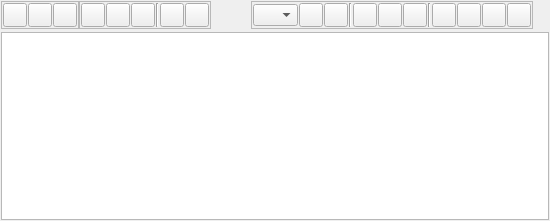
Old version of the form lib/qt/ui/textEditorWidget2.ui in the repository snaress/bank.
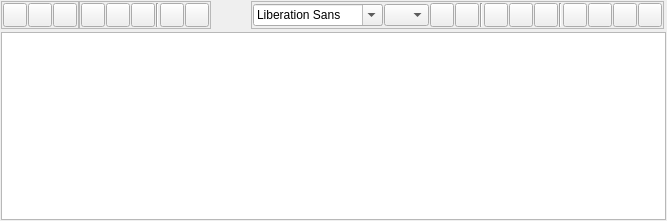
New version of the form.

Commit message: lib.qt.textEditor: Add font family option

Diff of the .ui file:
```diff
--- a/lib/qt/ui/textEditorWidget2.ui
+++ b/lib/qt/ui/textEditorWidget2.ui
@@ -6,7 +6,7 @@
    <rect>
     <x>0</x>
     <y>0</y>
-    <width>550</width>
+    <width>667</width>
     <height>221</height>
    </rect>
   </property>
@@ -245,6 +245,22 @@
         <property name="margin">
          <number>1</number>
         </property>
+        <item>
+         <widget class="QFontComboBox" name="cbFontStyle">
+          <property name="minimumSize">
+           <size>
+            <width>130</width>
+            <height>0</height>
+           </size>
+          </property>
+          <property name="maximumSize">
+           <size>
+            <width>130</width>
+            <height>16777215</height>
+           </size>
+          </property>
+         </widget>
+        </item>
         <item>
          <widget class="QComboBox" name="cbFontSize">
           <property name="minimumSize">
```
The commit also changes 2 other files.
